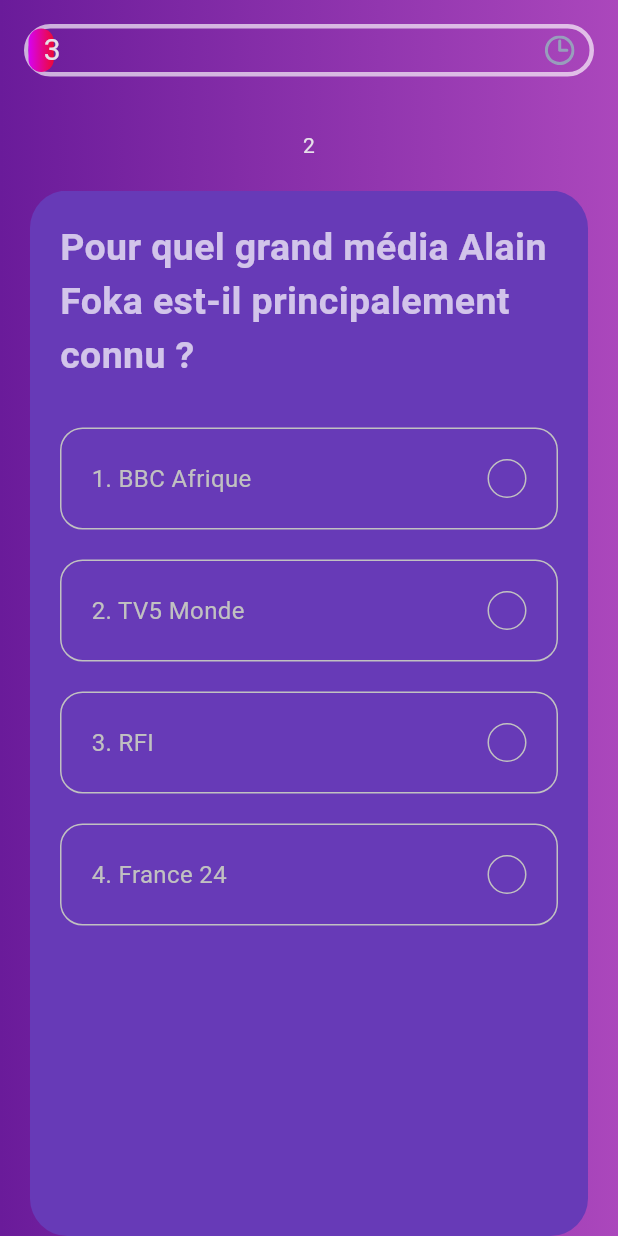
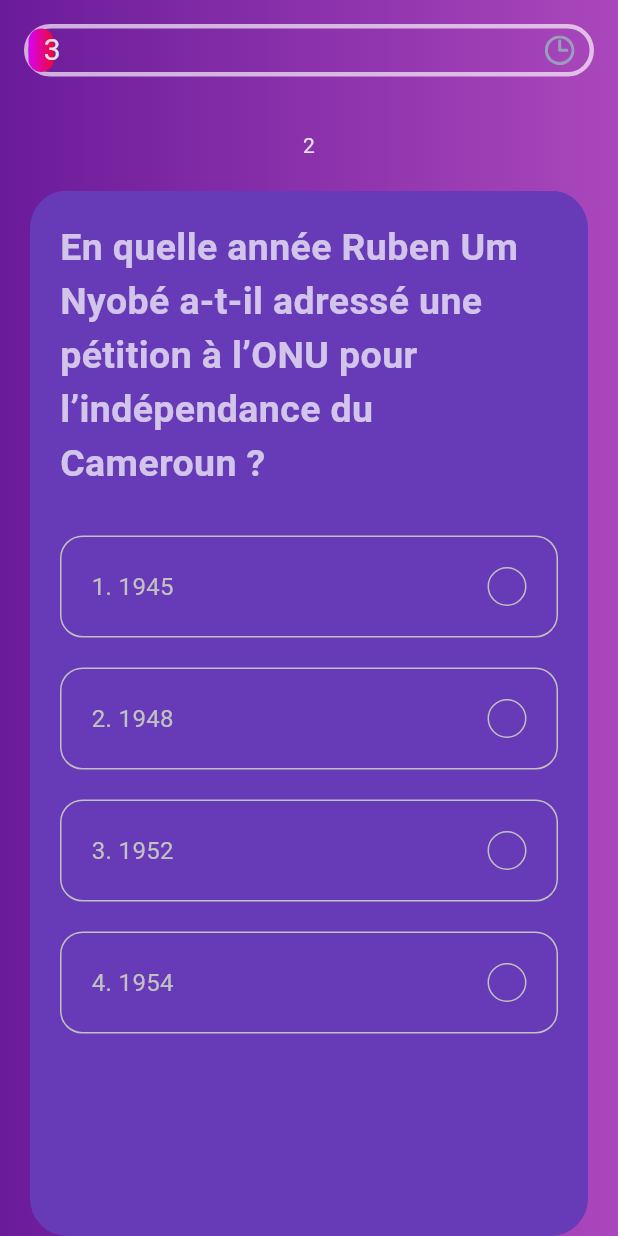
Before and after one commit to Idriss-rayan/familyquiz, a Flutter app: the Niveau1Page widget shown alone on an empty page, opened directly, swiped to page 2, on a phone screen of 412 x 824 dp. Run offline on Flutter 3.47's test engine with Material 3 defaults, Android fonts, the phone set to English and light mode, and no system bars; our stand-ins replace animate_do, get, google_fonts, supabase_flutter, websafe_svg; accounts and stored records are empty; Roboto replaces fonts that are missing (Alexandria).

Commit message:
update feature

```diff
--- a/lib/niveau/controller.dart
+++ b/lib/niveau/controller.dart
@@ -105,6 +105,11 @@
       _animationController.forward().whenComplete(nextQuestion);
     } else {
       Get.to(Score1());
+      update();
     }
   }
+
+  void updateTheQnNum(int index) {
+    _questionNumber.value = index + 1;
+  }
 }
--- a/lib/niveau/niveau1/liste_niveau.dart
+++ b/lib/niveau/niveau1/liste_niveau.dart
@@ -14,7 +14,7 @@
           width: double.infinity,
           height: double.infinity,
           decoration: BoxDecoration(
-            color: const Color.fromARGB(255, 229, 132, 246),
+            color: const Color.fromARGB(255, 229, 131, 246),
           ),
           child: ListView(
             children: [
--- a/lib/niveau/niveau1/niveau1_card.dart
+++ b/lib/niveau/niveau1/niveau1_card.dart
@@ -1,6 +1,4 @@
-import 'package:familyquiz/niveau/niveau1/niveau1_page.dart';
 import 'package:flutter/material.dart';
-import 'package:get/get.dart';
 
 class Niveau1Card extends StatelessWidget {
   const Niveau1Card({super.key});
--- a/lib/niveau/niveau1/niveau1_page.dart
+++ b/lib/niveau/niveau1/niveau1_page.dart
@@ -37,7 +37,7 @@
                     physics: NeverScrollableScrollPhysics(),
                     controller: _questionController.pageController,
                     onPageChanged: _questionController.updateTheQnNum,
-                    itemCount: _questionController.questiondivider,
+                    itemCount: _questionController.question1.length,
                     itemBuilder: (context, index) => Question1Card(
                       question1: _questionController.question1[index],
                     ),
--- a/lib/niveau/niveau1/questions1.dart
+++ b/lib/niveau/niveau1/questions1.dart
@@ -14,12 +14,12 @@
 }
 
 List<Map<String, dynamic>> sample_data1 = [
-  {
-    "id": 1,
-    "question": "Comment était surnommé Ruben Um Nyobé par ses partisans ?",
-    "options": ['Mpodol', 'Patriarche', 'Grand Camarade', 'Père du Cameroun'],
-    "answer_index": 0,
-  },
+  // {
+  //   "id": 1,
+  //   "question": "Comment était surnommé Ruben Um Nyobé par ses partisans ?",
+  //   "options": ['Mpodol', 'Patriarche', 'Grand Camarade', 'Père du Cameroun'],
+  //   "answer_index": 0,
+  // },
   {
     "id": 2,
     "question":
@@ -34,22 +34,4 @@
     "options": ['Boumyebel', 'Mbouda', 'Kribi', 'Dschang'],
     "answer_index": 0,
   },
-  {
-    "id": 4,
-    "question":
-        "Pour quel grand média Alain Foka est-il principalement connu ?",
-    "options": ['BBC Afrique', 'TV5 Monde', 'RFI', 'France 24'],
-    "answer_index": 2,
-  },
-  {
-    "id": 5,
-    "question":
-        "Quelle est l’émission emblématique d’Alain Foka sur l’histoire africaine ?",
-    "options": [
-      'Afrique en marche',
-      'Archives d’Afrique',
-      "L'Afrique en questions', 'Héritage et Mémoire"
-    ],
-    "answer_index": 1,
-  }
 ];
```
Also changed, not shown: lib/controllers/question_controller.dart (+16 -0 lines).
